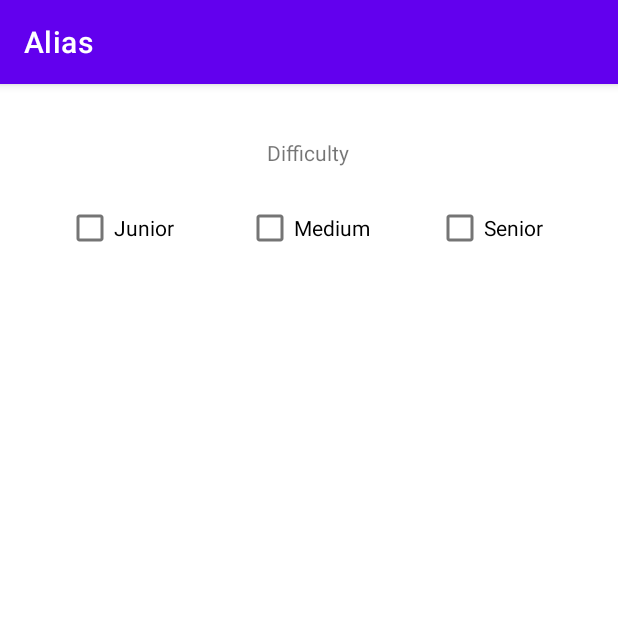
After one commit to Bebrucha/Alias, an Android app: the settings screen opened directly, with no data from a screen before it, on a phone screen of 412 x 824 dp, the top half of it. The commit adds this screen. Run offline under Robolectric (Android 15) with nearby library versions, the phone set to English and light mode, and no system bars.

Commit message:
Settings puslapis, sudėtingumo mygtukai

```diff
--- a/app/src/main/AndroidManifest.xml
+++ b/app/src/main/AndroidManifest.xml
@@ -9,6 +9,9 @@
         android:roundIcon="@mipmap/ic_launcher_round"
         android:supportsRtl="true"
         android:theme="@style/Theme.Alias">
+        <activity
+            android:name=".settings"
+            android:exported="false" />
         <activity
             android:name=".Komandu_Pasirinkimas"
             android:exported="false" />
--- /dev/null
+++ b/app/src/main/java/com/example/alias/settings.java
@@ -0,0 +1,14 @@
+package com.example.alias;
+
+import androidx.appcompat.app.AppCompatActivity;
+
+import android.os.Bundle;
+
+public class settings extends AppCompatActivity {
+
+    @Override
+    protected void onCreate(Bundle savedInstanceState) {
+        super.onCreate(savedInstanceState);
+        setContentView(R.layout.activity_settings);
+    }
+}
--- /dev/null
+++ b/app/src/main/res/layout/activity_settings.xml
@@ -0,0 +1,49 @@
+<?xml version="1.0" encoding="utf-8"?>
+<androidx.constraintlayout.widget.ConstraintLayout xmlns:android="http://schemas.android.com/apk/res/android"
+    xmlns:app="http://schemas.android.com/apk/res-auto"
+    xmlns:tools="http://schemas.android.com/tools"
+    android:layout_width="match_parent"
+    android:layout_height="match_parent"
+    tools:context=".settings">
+
+    <TextView
+        android:id="@+id/textView7"
+        android:layout_width="wrap_content"
+        android:layout_height="wrap_content"
+        android:layout_marginTop="36dp"
+        android:text="@string/difficulty"
+        app:layout_constraintEnd_toEndOf="parent"
+        app:layout_constraintHorizontal_bias="0.498"
+        app:layout_constraintStart_toStartOf="parent"
+        app:layout_constraintTop_toTopOf="parent" />
+
+    <CheckBox
+        android:id="@+id/Junior_checkBox"
+        android:layout_width="77dp"
+        android:layout_height="48dp"
+        android:layout_marginStart="44dp"
+        android:layout_marginTop="72dp"
+        android:text="@string/junior"
+        app:layout_constraintStart_toStartOf="parent"
+        app:layout_constraintTop_toTopOf="parent" />
+
+    <CheckBox
+        android:id="@+id/Medium_checkBox"
+        android:layout_width="84dp"
+        android:layout_height="48dp"
+        android:layout_marginTop="72dp"
+        android:text="@string/medium"
+        app:layout_constraintEnd_toStartOf="@+id/Senior_checkBox"
+        app:layout_constraintStart_toEndOf="@+id/Junior_checkBox"
+        app:layout_constraintTop_toTopOf="parent" />
+
+    <CheckBox
+        android:id="@+id/Senior_checkBox"
+        android:layout_width="77dp"
+        android:layout_height="48dp"
+        android:layout_marginTop="72dp"
+        android:layout_marginEnd="44dp"
+        android:text="@string/senior"
+        app:layout_constraintEnd_toEndOf="parent"
+        app:layout_constraintTop_toTopOf="parent" />
+</androidx.constraintlayout.widget.ConstraintLayout>
--- a/app/src/main/res/values/strings.xml
+++ b/app/src/main/res/values/strings.xml
@@ -14,4 +14,8 @@
     <string name="main_menu">Main menu</string>
     <string name="number_of_teams_label">How many teams will play?</string>
     <string name="number_of_teams_input_validation_explain">*Number is not between 1 and 10</string>
+    <string name="difficulty">Difficulty</string>
+    <string name="medium">Medium</string>
+    <string name="senior">Senior</string>
+    <string name="junior">Junior</string>
 </resources>
```
Also changed, not shown: 1 other file.
